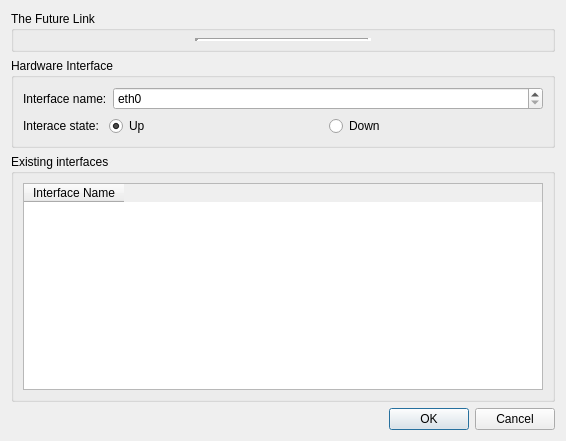
Above: ui/addLink.ui from slux83/visual-netkit before the change. Below: the same form after it.
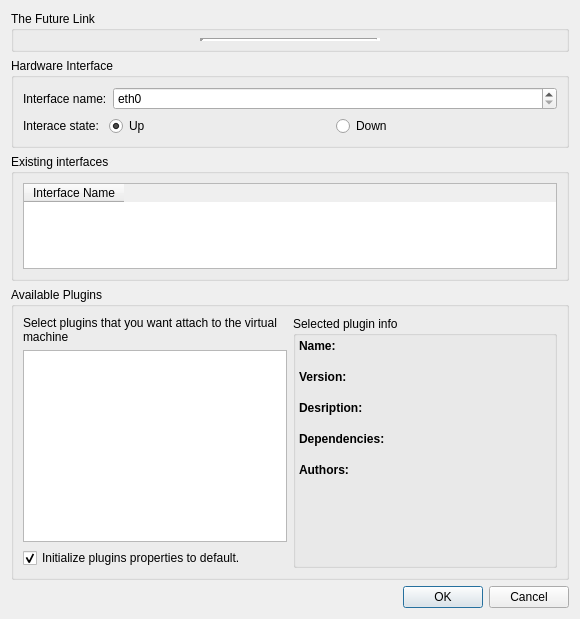
That is the form after the change.

Commit message: Can choose plugins for a link (hardware interface)

Diff of the .ui file:
```diff
--- a/ui/addLink.ui
+++ b/ui/addLink.ui
@@ -5,14 +5,14 @@
    <rect>
     <x>0</x>
     <y>0</y>
-    <width>566</width>
-    <height>441</height>
+    <width>580</width>
+    <height>619</height>
    </rect>
   </property>
   <property name="minimumSize" >
    <size>
-    <width>550</width>
-    <height>400</height>
+    <width>580</width>
+    <height>600</height>
    </size>
   </property>
   <property name="windowTitle" >
@@ -204,6 +204,278 @@
      </layout>
     </widget>
    </item>
+   <item>
+    <widget class="QGroupBox" name="groupBox_4" >
+     <property name="title" >
+      <string>Available Plugins</string>
+     </property>
+     <layout class="QHBoxLayout" >
+      <item>
+       <layout class="QVBoxLayout" >
+        <item>
+         <widget class="QLabel" name="label_8" >
+          <property name="sizePolicy" >
+           <sizepolicy vsizetype="Preferred" hsizetype="Minimum" >
+            <horstretch>0</horstretch>
+            <verstretch>0</verstretch>
+           </sizepolicy>
+          </property>
+          <property name="text" >
+           <string>Select plugins that you want attach to the virtual machine</string>
+          </property>
+          <property name="wordWrap" >
+           <bool>true</bool>
+          </property>
+         </widget>
+        </item>
+        <item>
+         <widget class="QListWidget" name="pluginsList" >
+          <property name="sizePolicy" >
+           <sizepolicy vsizetype="Expanding" hsizetype="Minimum" >
+            <horstretch>0</horstretch>
+            <verstretch>0</verstretch>
+           </sizepolicy>
+          </property>
+          <property name="alternatingRowColors" >
+           <bool>true</bool>
+          </property>
+         </widget>
+        </item>
+        <item>
+         <widget class="QCheckBox" name="initPropertiesCheck" >
+          <property name="text" >
+           <string>Initialize plugins properties to default.</string>
+          </property>
+          <property name="checked" >
+           <bool>true</bool>
+          </property>
+         </widget>
+        </item>
+       </layout>
+      </item>
+      <item>
+       <widget class="QGroupBox" name="groupBox_5" >
+        <property name="layoutDirection" >
+         <enum>Qt::LeftToRight</enum>
+        </property>
+        <property name="title" >
+         <string>Selected plugin info</string>
+        </property>
+        <layout class="QVBoxLayout" >
+         <property name="spacing" >
+          <number>3</number>
+         </property>
+         <property name="leftMargin" >
+          <number>3</number>
+         </property>
+         <property name="topMargin" >
+          <number>3</number>
+         </property>
+         <property name="rightMargin" >
+          <number>3</number>
+         </property>
+         <property name="bottomMargin" >
+          <number>3</number>
+         </property>
+         <item>
+          <layout class="QVBoxLayout" >
+           <property name="spacing" >
+            <number>0</number>
+           </property>
+           <item>
+            <widget class="QLabel" name="label_3" >
+             <property name="font" >
+              <font>
+               <weight>75</weight>
+               <bold>true</bold>
+              </font>
+             </property>
+             <property name="layoutDirection" >
+              <enum>Qt::LeftToRight</enum>
+             </property>
+             <property name="text" >
+              <string>Name:</string>
+             </property>
+            </widget>
+           </item>
+           <item>
+            <widget class="QLabel" name="pName" >
+             <property name="layoutDirection" >
+              <enum>Qt::LeftToRight</enum>
+             </property>
+             <property name="text" >
+              <string/>
+             </property>
+             <property name="wordWrap" >
+              <bool>true</bool>
+             </property>
+            </widget>
+           </item>
+          </layout>
+         </item>
+         <item>
+          <layout class="QVBoxLayout" >
+           <property name="spacing" >
+            <number>0</number>
+           </property>
+           <item>
+            <widget class="QLabel" name="label_4" >
+             <property name="font" >
+              <font>
+               <weight>75</weight>
+               <bold>true</bold>
+              </font>
+             </property>
+             <property name="layoutDirection" >
+              <enum>Qt::LeftToRight</enum>
+             </property>
+             <property name="text" >
+              <string>Version:</string>
+             </property>
+            </widget>
+           </item>
+           <item>
+            <widget class="QLabel" name="pVersion" >
+             <property name="layoutDirection" >
+              <enum>Qt::LeftToRight</enum>
+             </property>
+             <property name="text" >
+              <string/>
+             </property>
+             <property name="wordWrap" >
+              <bool>true</bool>
+             </property>
+            </widget>
+           </item>
+          </layout>
+         </item>
+         <item>
+          <layout class="QVBoxLayout" >
+           <property name="spacing" >
+            <number>0</number>
+           </property>
+           <item>
+            <widget class="QLabel" name="label_5" >
+             <property name="font" >
+              <font>
+               <weight>75</weight>
+               <bold>true</bold>
+              </font>
+             </property>
+             <property name="layoutDirection" >
+              <enum>Qt::LeftToRight</enum>
+             </property>
+             <property name="text" >
+              <string>Desription:</string>
+             </property>
+            </widget>
+           </item>
+           <item>
+            <widget class="QLabel" name="pDescription" >
+             <property name="layoutDirection" >
+              <enum>Qt::LeftToRight</enum>
+             </property>
+             <property name="text" >
+              <string/>
+             </property>
+             <property name="wordWrap" >
+              <bool>true</bool>
+             </property>
+            </widget>
+           </item>
+          </layout>
+         </item>
+         <item>
+          <layout class="QVBoxLayout" >
+           <property name="spacing" >
+            <number>0</number>
+           </property>
+           <item>
+            <widget class="QLabel" name="label_6" >
+             <property name="font" >
+              <font>
+               <weight>75</weight>
+               <bold>true</bold>
+              </font>
+             </property>
+             <property name="layoutDirection" >
+              <enum>Qt::LeftToRight</enum>
+             </property>
+             <property name="text" >
+              <string>Dependencies:</string>
+             </property>
+            </widget>
+           </item>
+           <item>
+            <widget class="QLabel" name="pDeps" >
+             <property name="layoutDirection" >
+              <enum>Qt::LeftToRight</enum>
+             </property>
+             <property name="text" >
+              <string/>
+             </property>
+             <property name="wordWrap" >
+              <bool>true</bool>
+             </property>
+            </widget>
+           </item>
+          </layout>
+         </item>
+         <item>
+          <layout class="QVBoxLayout" >
+           <property name="spacing" >
+            <number>0</number>
+           </property>
+           <item>
+            <widget class="QLabel" name="label_7" >
+             <property name="font" >
+              <font>
+               <weight>75</weight>
+               <bold>true</bold>
+              </font>
+             </property>
+             <property name="layoutDirection" >
+              <enum>Qt::LeftToRight</enum>
+             </property>
+             <property name="text" >
+              <string>Authors:</string>
+             </property>
+            </widget>
+           </item>
+           <item>
+            <widget class="QLabel" name="pAuthor" >
+             <property name="layoutDirection" >
+              <enum>Qt::LeftToRight</enum>
+             </property>
+             <property name="text" >
+              <string/>
+             </property>
+             <property name="wordWrap" >
+              <bool>true</bool>
+             </property>
+            </widget>
+           </item>
+          </layout>
+         </item>
+         <item>
+          <spacer>
+           <property name="orientation" >
+            <enum>Qt::Vertical</enum>
+           </property>
+           <property name="sizeHint" >
+            <size>
+             <width>20</width>
+             <height>40</height>
+            </size>
+           </property>
+          </spacer>
+         </item>
+        </layout>
+       </widget>
+      </item>
+     </layout>
+    </widget>
+   </item>
    <item>
     <widget class="QDialogButtonBox" name="addLinkButtonBox" >
      <property name="orientation" >
```
The commit also changes 14 other files.
